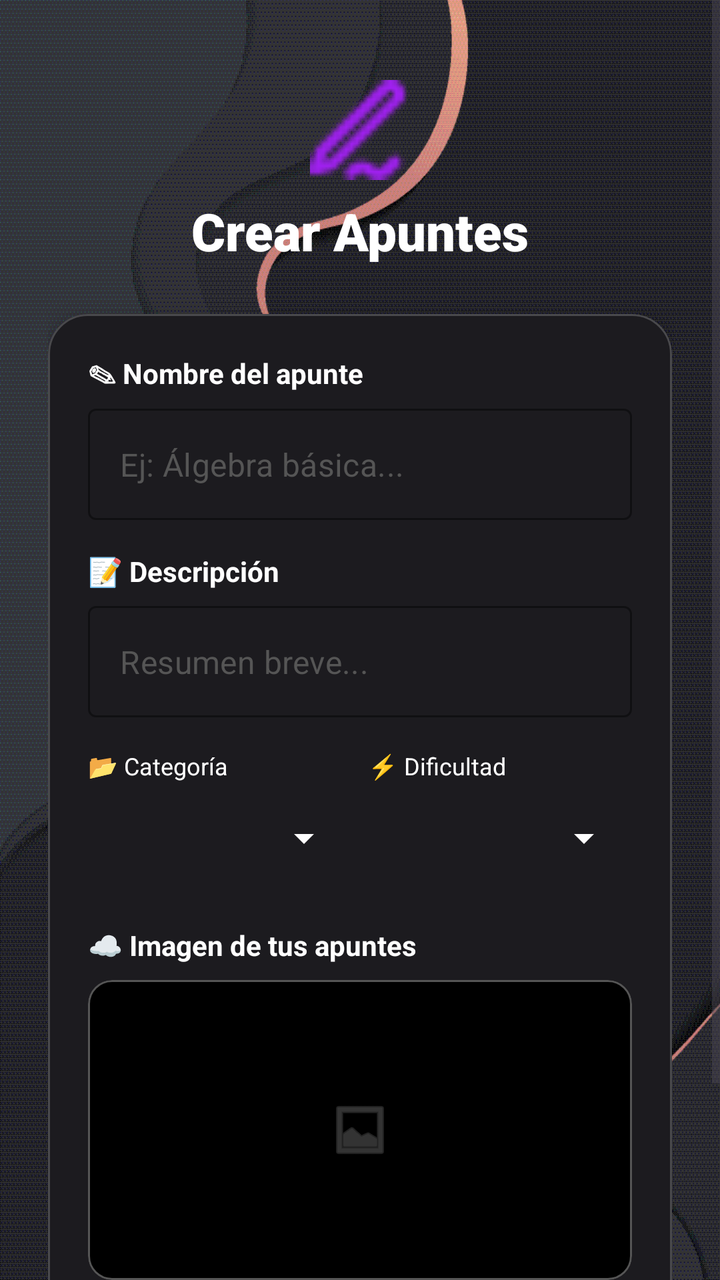
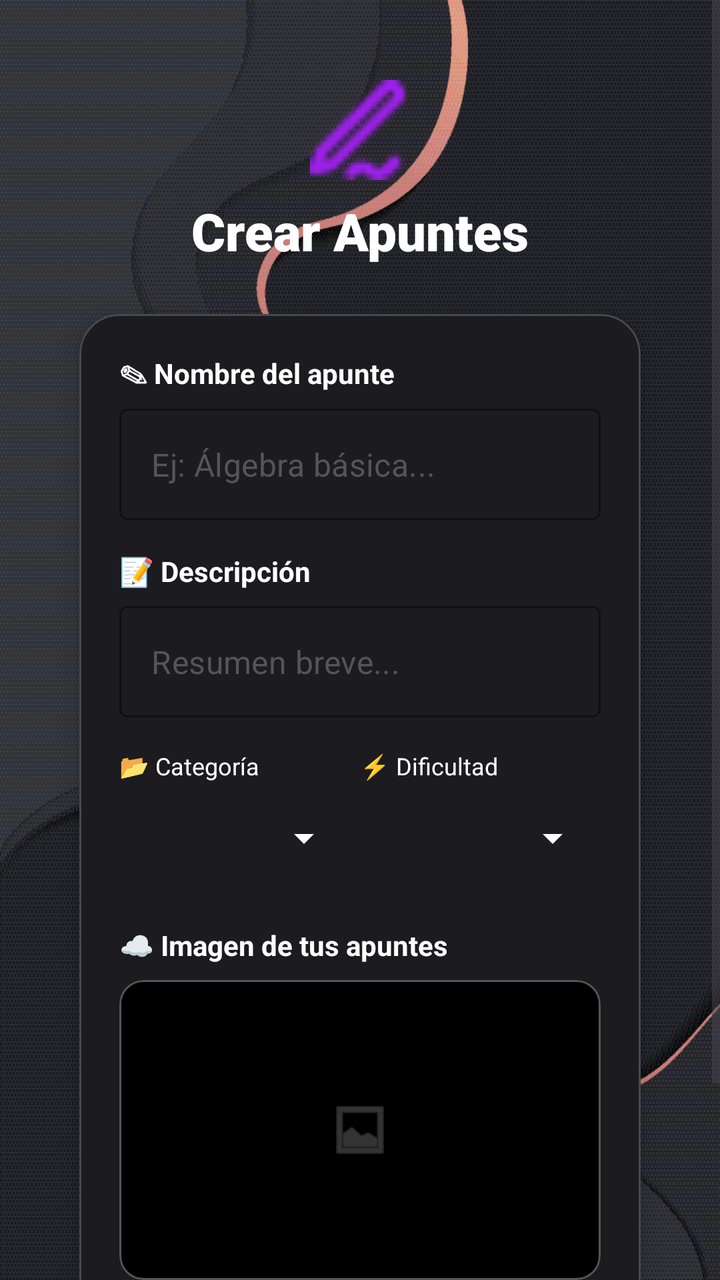

Two renders of the same Android screen: before a commit and after it. Below are the layout's source before the change and the commit's diff.
<!-- AndroidManifest.xml: application theme Theme.AprendeAprueba -->
<!-- res/layout/fragment_crear_apunte.xml -->
<?xml version="1.0" encoding="utf-8"?>
<ScrollView xmlns:android="http://schemas.android.com/apk/res/android"
    xmlns:app="http://schemas.android.com/apk/res-auto"
    android:layout_width="match_parent"
    android:layout_height="match_parent"
    android:background="@drawable/fondo"
    android:fillViewport="true"
    android:clickable="true"
    android:focusable="true">

    <androidx.constraintlayout.widget.ConstraintLayout
        android:layout_width="match_parent"
        android:layout_height="wrap_content"
        android:padding="24dp">

        <ImageView
            android:id="@+id/ivIconHeader"
            android:layout_width="50dp"
            android:layout_height="50dp"
            android:layout_marginTop="16dp"
            android:src="@drawable/iconoapuntes"
            app:layout_constraintEnd_toEndOf="parent"
            app:layout_constraintStart_toStartOf="parent"
            app:layout_constraintTop_toTopOf="parent"
            app:tint="#A020F0" />

        <TextView
            android:id="@+id/tvTitleMain"
            android:layout_width="wrap_content"
            android:layout_height="wrap_content"
            android:layout_marginTop="8dp"
            android:fontFamily="sans-serif-black"
            android:text="Crear Apuntes"
            android:textColor="@android:color/white"
            android:textSize="26sp"
            app:layout_constraintEnd_toEndOf="parent"
            app:layout_constraintStart_toStartOf="parent"
            app:layout_constraintTop_toBottomOf="@id/ivIconHeader" />

        <com.google.android.material.card.MaterialCardView
            android:layout_width="match_parent"
            android:layout_height="wrap_content"
            android:layout_marginTop="24dp"
            app:cardBackgroundColor="#1C1B1F"
            app:cardCornerRadius="20dp"
            app:cardElevation="8dp"
            app:layout_constraintTop_toBottomOf="@id/tvTitleMain"
            app:strokeColor="#33FFFFFF"
            app:strokeWidth="1dp">

            <LinearLayout
                android:layout_width="match_parent"
                android:layout_height="wrap_content"
                android:orientation="vertical"
                android:padding="20dp">

                <TextView
                    android:layout_width="wrap_content"
                    android:layout_height="wrap_content"
                    android:text="✎ Nombre del apunte"
                    android:textColor="@android:color/white"
                    android:textStyle="bold" />

                <com.google.android.material.textfield.TextInputLayout
                    style="@style/Widget.MaterialComponents.TextInputLayout.OutlinedBox"
                    android:layout_width="match_parent"
                    android:layout_height="wrap_content"
                    android:layout_marginTop="8dp"
                    app:boxStrokeColor="#A020F0"
                    app:hintEnabled="false">
                    <com.google.android.material.textfield.TextInputEditText
                        android:id="@+id/etTitulo"
                        android:layout_width="match_parent"
                        android:layout_height="wrap_content"
                        android:hint="Ej: Álgebra básica..."
                        android:textColor="@android:color/white"
                        android:textColorHint="#555555" />
                </com.google.android.material.textfield.TextInputLayout>

                <TextView
                    android:layout_width="wrap_content"
                    android:layout_height="wrap_content"
                    android:layout_marginTop="16dp"
                    android:text="📝 Descripción"
                    android:textColor="@android:color/white"
                    android:textStyle="bold" />

                <com.google.android.material.textfield.TextInputLayout
                    style="@style/Widget.MaterialComponents.TextInputLayout.OutlinedBox"
                    android:layout_width="match_parent"
                    android:layout_height="wrap_content"
                    android:layout_marginTop="8dp"
                    app:boxStrokeColor="#A020F0"
                    app:hintEnabled="false">
                    <com.google.android.material.textfield.TextInputEditText
                        android:id="@+id/etDescripcion"
                        android:layout_width="match_parent"
                        android:layout_height="wrap_content"
                        android:hint="Resumen breve..."
                        android:textColor="@android:color/white"
                        android:textColorHint="#555555" />
                </com.google.android.material.textfield.TextInputLayout>

                <LinearLayout
                    android:layout_width="match_parent"
                    android:layout_height="wrap_content"
                    android:layout_marginTop="16dp"
                    android:orientation="horizontal">

                    <LinearLayout
                        android:layout_width="0dp"
                        android:layout_height="wrap_content"
                        android:layout_weight="1"
                        android:layout_marginEnd="4dp"
                        android:orientation="vertical">
                        <TextView
                            android:layout_width="wrap_content"
                            android:layout_height="wrap_content"
                            android:text="📂 Categoría"
                            android:textColor="@android:color/white"
                            android:textSize="12sp" />
                        <Spinner
                            android:id="@+id/spinnerCategoria"
                            android:layout_width="match_parent"
                            android:layout_height="48dp"
                            android:layout_marginTop="4dp"
                            android:theme="@style/ThemeOverlay.AppCompat.Dark" android:backgroundTint="@android:color/white"
                            android:popupBackground="#1C1B1F" />
                    </LinearLayout>

                    <LinearLayout
                        android:layout_width="0dp"
                        android:layout_height="wrap_content"
                        android:layout_weight="1"
                        android:layout_marginStart="4dp"
                        android:orientation="vertical">
                        <TextView
                            android:layout_width="wrap_content"
                            android:layout_height="wrap_content"
                            android:text="⚡ Dificultad"
                            android:textColor="@android:color/white"
                            android:textSize="12sp" />
                        <Spinner
                            android:id="@+id/spinnerDificultad"
                            android:layout_width="match_parent"
                            android:layout_height="48dp"
                            android:layout_marginTop="4dp"
                            android:theme="@style/ThemeOverlay.AppCompat.Dark"
                            android:backgroundTint="@android:color/white"
                            android:popupBackground="#1C1B1F" />
                    </LinearLayout>
                </LinearLayout>

                <TextView
                    android:layout_width="wrap_content"
                    android:layout_height="wrap_content"
                    android:layout_marginTop="20dp"
                    android:text="☁ Imagen de tus apuntes"
                    android:textColor="@android:color/white"
                    android:textStyle="bold" />

                <com.google.android.material.card.MaterialCardView
                    android:id="@+id/btnSeleccionarImagen"
                    android:layout_width="match_parent"
                    android:layout_height="150dp"
                    android:layout_marginTop="8dp"
                    app:cardBackgroundColor="#000000"
                    app:cardCornerRadius="12dp"
                    app:strokeColor="#55FFFFFF"
                    app:strokeWidth="1dp">
                    <ImageView
                        android:id="@+id/ivPreview"
                        android:layout_width="match_parent"
                        android:layout_height="match_parent"
                        android:scaleType="centerInside"
                        android:src="@android:drawable/ic_menu_gallery"
                        app:tint="#55FFFFFF" />
                </com.google.android.material.card.MaterialCardView>

                <LinearLayout
                    android:layout_width="match_parent"
                    android:layout_height="wrap_content"
                    android:layout_marginTop="24dp"
                    android:gravity="end">
                    <com.google.android.material.button.MaterialButton
                        android:id="@+id/btnLimpiar"
                        style="@style/Widget.MaterialComponents.Button.OutlinedButton"
                        android:layout_width="wrap_content"
                        android:layout_height="wrap_content"
                        android:text="Limpiar"
                        android:textColor="@android:color/white"
                        app:strokeColor="@android:color/white" />
                    <com.google.android.material.button.MaterialButton
                        android:id="@+id/btnGuardar"
                        android:layout_width="wrap_content"
                        android:layout_height="wrap_content"
                        android:layout_marginStart="8dp"
                        android:backgroundTint="#A020F0"
                        android:text="✨ Digitalizar" />
                </LinearLayout>

            </LinearLayout>
        </com.google.android.material.card.MaterialCardView>

    </androidx.constraintlayout.widget.ConstraintLayout>
</ScrollView>
<!-- resources referenced by this layout -->
<resources>
  <!-- drawable fondo: png bitmap (drawable, 17815 bytes) -->
  <!-- drawable iconoapuntes: png bitmap (drawable, 448 bytes) -->
  <style name="Theme.AprendeAprueba" parent="Theme.Material3.DayNight.NoActionBar">
          <item name="colorPrimary">#A020F0</item>
          <item name="colorOnPrimary">@android:color/white</item>
  
          <item name="colorSurface">#FFFFFF</item>
          <item name="colorOnSurface">#1C1B1F</item>
          <item name="colorSurfaceVariant">#E7E0EC</item>
  
          <item name="listPopupWindowStyle">@style/Widget.Material3.PopupMenu.ListPopupWindow</item>
      </style>
</resources>

<!-- the commit's change to res/layout/fragment_crear_apunte.xml (unified diff, before → after) -->
@@ -4,14 +4,28 @@
     android:layout_width="match_parent"
     android:layout_height="match_parent"
     android:background="@drawable/fondo"
+    android:clickable="true"
     android:fillViewport="true"
-    android:clickable="true"
     android:focusable="true">
 
     <androidx.constraintlayout.widget.ConstraintLayout
         android:layout_width="match_parent"
         android:layout_height="wrap_content"
         android:padding="24dp">
+
+        <androidx.constraintlayout.widget.Guideline
+            android:id="@+id/gl_start"
+            android:layout_width="wrap_content"
+            android:layout_height="wrap_content"
+            android:orientation="vertical"
+            app:layout_constraintGuide_percent="0.05" />
+
+        <androidx.constraintlayout.widget.Guideline
+            android:id="@+id/gl_end"
+            android:layout_width="wrap_content"
+            android:layout_height="wrap_content"
+            android:orientation="vertical"
+            app:layout_constraintGuide_percent="0.95" />
 
         <ImageView
             android:id="@+id/ivIconHeader"
@@ -38,36 +52,45 @@
             app:layout_constraintTop_toBottomOf="@id/ivIconHeader" />
 
         <com.google.android.material.card.MaterialCardView
-            android:layout_width="match_parent"
+            android:layout_width="0dp"
             android:layout_height="wrap_content"
             android:layout_marginTop="24dp"
             app:cardBackgroundColor="#1C1B1F"
             app:cardCornerRadius="20dp"
             app:cardElevation="8dp"
+            app:layout_constraintEnd_toEndOf="@id/gl_end"
+            app:layout_constraintStart_toStartOf="@id/gl_start"
             app:layout_constraintTop_toBottomOf="@id/tvTitleMain"
             app:strokeColor="#33FFFFFF"
             app:strokeWidth="1dp">
 
-            <LinearLayout
+            <androidx.constraintlayout.widget.ConstraintLayout
                 android:layout_width="match_parent"
                 android:layout_height="wrap_content"
-                android:orientation="vertical"
                 android:padding="20dp">
 
                 <TextView
+                    android:id="@+id/labelTitulo"
                     android:layout_width="wrap_content"
                     android:layout_height="wrap_content"
                     android:text="✎ Nombre del apunte"
                     android:textColor="@android:color/white"
-                    android:textStyle="bold" />
+                    android:textStyle="bold"
+                    app:layout_constraintStart_toStartOf="parent"
+                    app:layout_constraintTop_toTopOf="parent" />
 
                 <com.google.android.material.textfield.TextInputLayout
+                    android:id="@+id/tilTitulo"
                     style="@style/Widget.MaterialComponents.TextInputLayout.OutlinedBox"
-                    android:layout_width="match_parent"
+                    android:layout_width="0dp"
                     android:layout_height="wrap_content"
                     android:layout_marginTop="8dp"
                     app:boxStrokeColor="#A020F0"
-                    app:hintEnabled="false">
+                    app:hintEnabled="false"
+                    app:layout_constraintEnd_toEndOf="parent"
+                    app:layout_constraintStart_toStartOf="parent"
+                    app:layout_constraintTop_toBottomOf="@id/labelTitulo">
+
                     <com.google.android.material.textfield.TextInputEditText
                         android:id="@+id/etTitulo"
                         android:layout_width="match_parent"
@@ -78,20 +101,28 @@
                 </com.google.android.material.textfield.TextInputLayout>
 
                 <TextView
+                    android:id="@+id/labelDescripcion"
                     android:layout_width="wrap_content"
                     android:layout_height="wrap_content"
                     android:layout_marginTop="16dp"
                     android:text="📝 Descripción"
                     android:textColor="@android:color/white"
-                    android:textStyle="bold" />
+                    android:textStyle="bold"
+                    app:layout_constraintStart_toStartOf="parent"
+                    app:layout_constraintTop_toBottomOf="@id/tilTitulo" />
 
                 <com.google.android.material.textfield.TextInputLayout
+                    android:id="@+id/tilDescripcion"
                     style="@style/Widget.MaterialComponents.TextInputLayout.OutlinedBox"
-                    android:layout_width="match_parent"
+                    android:layout_width="0dp"
                     android:layout_height="wrap_content"
                     android:layout_marginTop="8dp"
                     app:boxStrokeColor="#A020F0"
-                    app:hintEnabled="false">
+                    app:hintEnabled="false"
+                    app:layout_constraintEnd_toEndOf="parent"
+                    app:layout_constraintStart_toStartOf="parent"
+                    app:layout_constraintTop_toBottomOf="@id/labelDescripcion">
+
                     <com.google.android.material.textfield.TextInputEditText
                         android:id="@+id/etDescripcion"
                         android:layout_width="match_parent"
@@ -101,73 +132,80 @@
                         android:textColorHint="#555555" />
                 </com.google.android.material.textfield.TextInputLayout>
 
-                <LinearLayout
-                    android:layout_width="match_parent"
+                <TextView
+                    android:id="@+id/labelCategoria"
+                    android:layout_width="0dp"
                     android:layout_height="wrap_content"
                     android:layout_marginTop="16dp"
-                    android:orientation="horizontal">
-
-                    <LinearLayout
-                        android:layout_width="0dp"
-                        android:layout_height="wrap_content"
-                        android:layout_weight="1"
-                        android:layout_marginEnd="4dp"
-                        android:orientation="vertical">
-                        <TextView
-                            android:layout_width="wrap_content"
-                            android:layout_height="wrap_content"
-                            android:text="📂 Categoría"
-                            android:textColor="@android:color/white"
-                            android:textSize="12sp" />
-                        <Spinner
-                            android:id="@+id/spinnerCategoria"
-                            android:layout_width="match_parent"
-                            android:layout_height="48dp"
-                            android:layout_marginTop="4dp"
-                            android:theme="@style/ThemeOverlay.AppCompat.Dark" android:backgroundTint="@android:color/white"
-                            android:popupBackground="#1C1B1F" />
-                    </LinearLayout>
-
-                    <LinearLayout
-                        android:layout_width="0dp"
-                        android:layout_height="wrap_content"
-                        android:layout_weight="1"
-                        android:layout_marginStart="4dp"
-                        android:orientation="vertical">
-                        <TextView
-                            android:layout_width="wrap_content"
-                            android:layout_height="wrap_content"
-                            android:text="⚡ Dificultad"
-                            android:textColor="@android:color/white"
-                            android:textSize="12sp" />
-                        <Spinner
-                            android:id="@+id/spinnerDificultad"
-                            android:layout_width="match_parent"
-                            android:layout_height="48dp"
-                            android:layout_marginTop="4dp"
-                            android:theme="@style/ThemeOverlay.AppCompat.Dark"
-                            android:backgroundTint="@android:color/white"
-                            android:popupBackground="#1C1B1F" />
-                    </LinearLayout>
-                </LinearLayout>
-
-                <TextView
+                    android:text="📂 Categoría"
+                    android:textColor="@android:color/white"
+                    android:textSize="12sp"
+                    app:layout_constraintEnd_toStartOf="@+id/labelDificultad"
+                    app:layout_constraintStart_toStartOf="parent"
+                    app:layout_constraintTop_toBottomOf="@id/tilDescripcion" />
+
+                <Spinner
+                    android:id="@+id/spinnerCategoria"
+                    android:layout_width="0dp"
+                    android:layout_height="48dp"
+                    android:layout_marginTop="4dp"
+                    android:layout_marginEnd="4dp"
+                    android:backgroundTint="@android:color/white"
+                    android:popupBackground="#1C1B1F"
+                    android:theme="@style/ThemeOverlay.AppCompat.Dark"
+                    app:layout_constraintEnd_toStartOf="@+id/spinnerDificultad"
+                    app:layout_constraintStart_toStartOf="parent"
+                    app:layout_constraintTop_toBottomOf="@id/labelCategoria" />
+
+                <TextView
+                    android:id="@+id/labelDificultad"
+                    android:layout_width="0dp"
+                    android:layout_height="wrap_content"
+                    android:layout_marginTop="16dp"
+                    android:text="⚡ Dificultad"
+                    android:textColor="@android:color/white"
+                    android:textSize="12sp"
+                    app:layout_constraintEnd_toEndOf="parent"
+                    app:layout_constraintStart_toEndOf="@id/labelCategoria"
+                    app:layout_constraintTop_toBottomOf="@id/tilDescripcion" />
+
+                <Spinner
+                    android:id="@+id/spinnerDificultad"
+                    android:layout_width="0dp"
+                    android:layout_height="48dp"
+                    android:layout_marginStart="4dp"
+                    android:layout_marginTop="4dp"
+                    android:backgroundTint="@android:color/white"
+                    android:popupBackground="#1C1B1F"
+                    android:theme="@style/ThemeOverlay.AppCompat.Dark"
+                    app:layout_constraintEnd_toEndOf="parent"
+                    app:layout_constraintStart_toEndOf="@id/spinnerCategoria"
+                    app:layout_constraintTop_toBottomOf="@id/labelDificultad" />
+
+                <TextView
+                    android:id="@+id/labelImagen"
                     android:layout_width="wrap_content"
                     android:layout_height="wrap_content"
                     android:layout_marginTop="20dp"
                     android:text="☁ Imagen de tus apuntes"
                     android:textColor="@android:color/white"
-                    android:textStyle="bold" />
+                    android:textStyle="bold"
+                    app:layout_constraintStart_toStartOf="parent"
+                    app:layout_constraintTop_toBottomOf="@id/spinnerCategoria" />
 
                 <com.google.android.material.card.MaterialCardView
                     android:id="@+id/btnSeleccionarImagen"
-                    android:layout_width="match_parent"
+                    android:layout_width="0dp"
                     android:layout_height="150dp"
                     android:layout_marginTop="8dp"
                     app:cardBackgroundColor="#000000"
                     app:cardCornerRadius="12dp"
+                    app:layout_constraintEnd_toEndOf="parent"
+                    app:layout_constraintStart_toStartOf="parent"
+                    app:layout_constraintTop_toBottomOf="@id/labelImagen"
                     app:strokeColor="#55FFFFFF"
                     app:strokeWidth="1dp">
+
                     <ImageView
                         android:id="@+id/ivPreview"
                         android:layout_width="match_parent"
@@ -177,29 +215,34 @@
                         app:tint="#55FFFFFF" />
                 </com.google.android.material.card.MaterialCardView>
 
-                <LinearLayout
-                    android:layout_width="match_parent"
+                <com.google.android.material.button.MaterialButton
+                    android:id="@+id/btnLimpiar"
+                    style="@style/Widget.MaterialComponents.Button.OutlinedButton"
+                    android:layout_width="wrap_content"
                     android:layout_height="wrap_content"
                     android:layout_marginTop="24dp"
-                    android:gravity="end">
-                    <com.google.android.material.button.MaterialButton
-                        android:id="@+id/btnLimpiar"
-                        style="@style/Widget.MaterialComponents.Button.OutlinedButton"
-                        android:layout_width="wrap_content"
-                        android:layout_height="wrap_content"
-                        android:text="Limpiar"
-                        android:textColor="@android:color/white"
-                        app:strokeColor="@android:color/white" />
-                    <com.google.android.material.button.MaterialButton
-                        android:id="@+id/btnGuardar"
-                        android:layout_width="wrap_content"
-                        android:layout_height="wrap_content"
-                        android:layout_marginStart="8dp"
-                        android:backgroundTint="#A020F0"
-                        android:text="✨ Digitalizar" />
-                </LinearLayout>
-
-            </LinearLayout>
+                    android:layout_marginEnd="8dp"
+                    android:text="Limpiar"
+                    android:textColor="@android:color/white"
+                    app:layout_constraintEnd_toStartOf="@+id/btnGuardar"
+                    app:layout_constraintHorizontal_bias="1.0"
+                    app:layout_constraintHorizontal_chainStyle="packed"
+                    app:layout_constraintStart_toStartOf="parent"
+                    app:layout_constraintTop_toBottomOf="@id/btnSeleccionarImagen"
+                    app:strokeColor="@android:color/white" />
+
+                <com.google.android.material.button.MaterialButton
+                    android:id="@+id/btnGuardar"
+                    android:layout_width="wrap_content"
+                    android:layout_height="wrap_content"
+                    android:backgroundTint="#A020F0"
+                    android:text="✨ Digitalizar"
+                    app:layout_constraintBottom_toBottomOf="@id/btnLimpiar"
+                    app:layout_constraintEnd_toEndOf="parent"
+                    app:layout_constraintStart_toEndOf="@id/btnLimpiar"
+                    app:layout_constraintTop_toTopOf="@id/btnLimpiar" />
+
+            </androidx.constraintlayout.widget.ConstraintLayout>
         </com.google.android.material.card.MaterialCardView>
 
     </androidx.constraintlayout.widget.ConstraintLayout>
